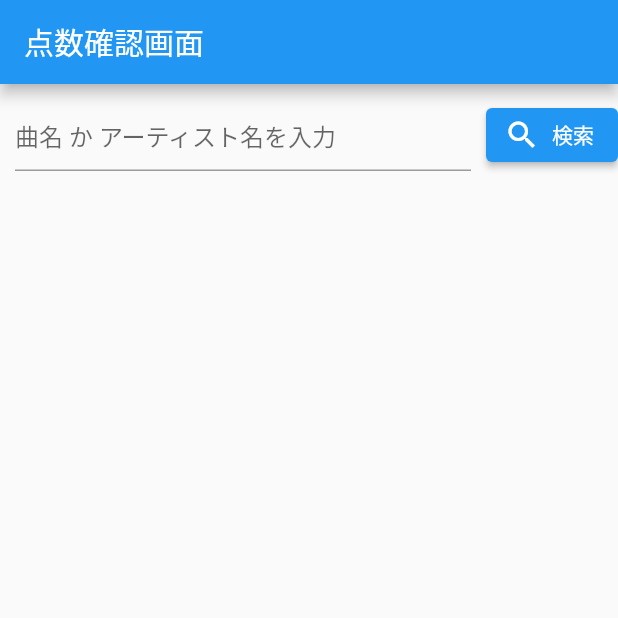
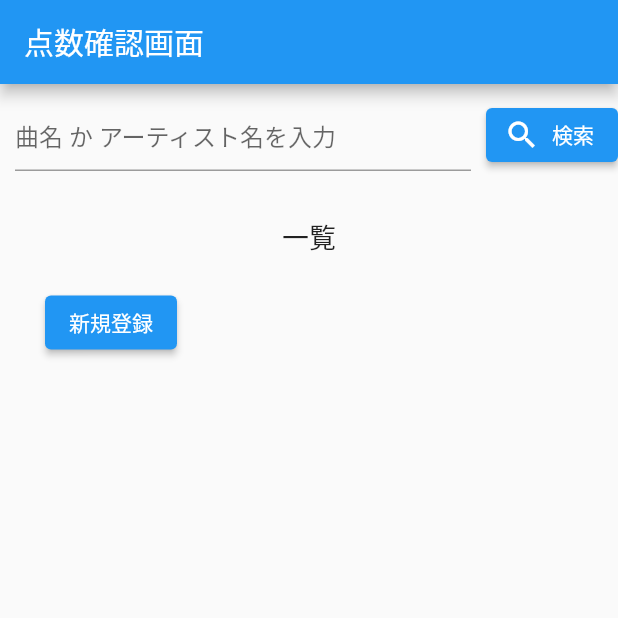
Before and after one commit to aaa59/Application_production, a Flutter app: the screen it shows after launch, on a phone screen of 412 x 824 dp, the top half of it. Run offline on Flutter 3.47's test engine with Material 2 defaults, Android fonts, the phone set to English and light mode, and no system bars.

Commit message:
トップページ(HomePage)がある程度できた

```diff
--- a/lib/HomePage.dart
+++ b/lib/HomePage.dart
@@ -31,6 +31,26 @@ class HomePage extends StatelessWidget {
                   },
                   icon: Icon(Icons.search),
                   label: Text('検索'),
+                ),
+              ],
+            ),
+            SizedBox(height: 20.0), // テキストとの間に余白を設定
+            Text(
+              '一覧',
+              style: TextStyle(fontSize: 18.0),
+              textAlign: TextAlign.center,
+            ),
+            SizedBox(height: 20.0), // テキストとボタンの間に余白を設定
+            Row(
+              mainAxisAlignment: MainAxisAlignment.start,
+              children: [
+                SizedBox(width: 30.0), // ボタンの左側に余白を設定
+                ElevatedButton(
+                  onPressed: () {
+                    // 新規登録ボタンが押された時の処理
+                    // ここに新規登録のロジックを書く
+                  },
+                  child: Text('新規登録'),
                 ),
               ],
             ),
```
